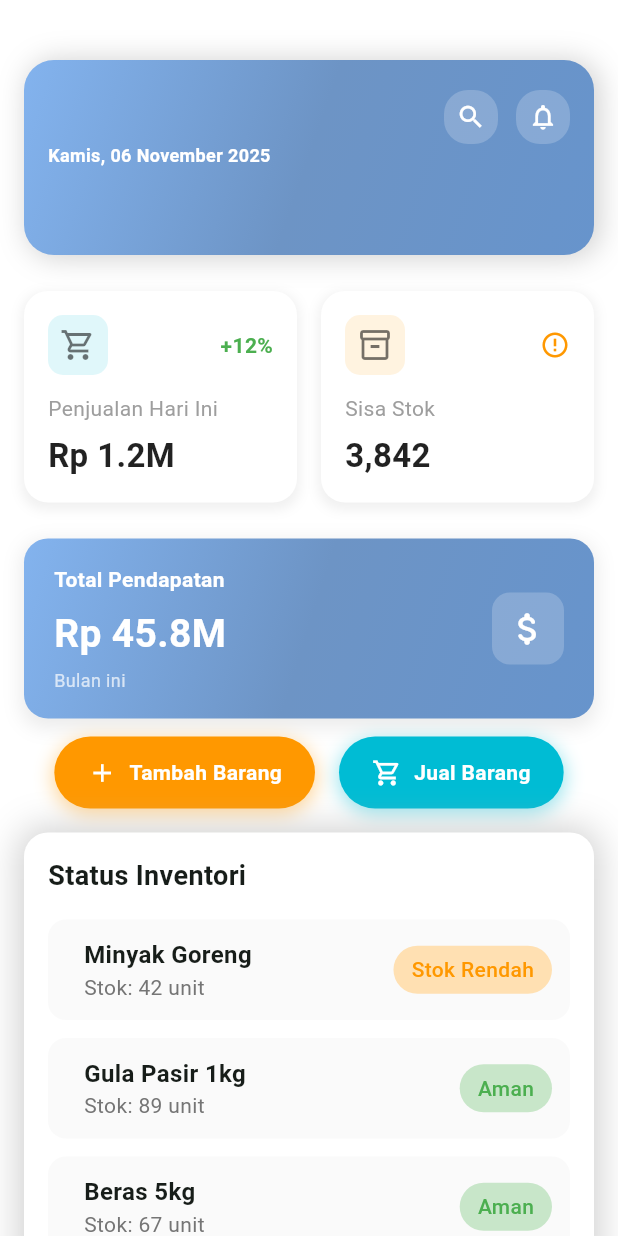
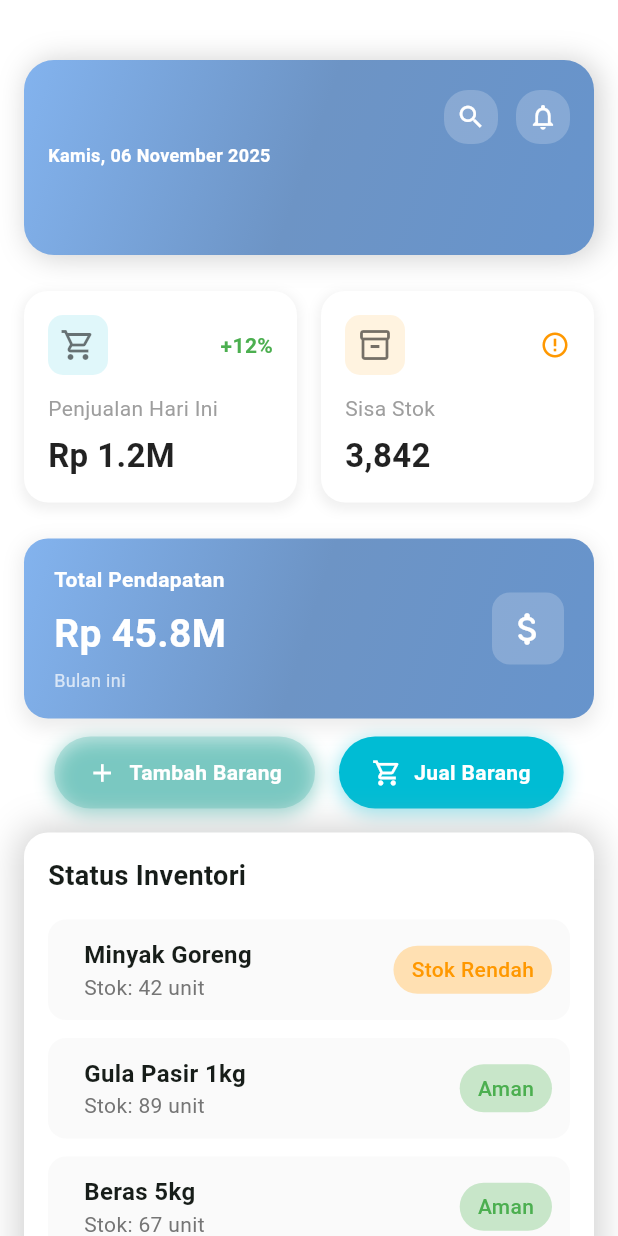
Before and after one commit to yogaperdana2308/E-Nventory, a Flutter app: the HomePageProject screen opened by its route, on a phone screen of 412 x 824 dp. Run offline on Flutter 3.47's test engine with Material 3 defaults, Android fonts, the phone set to English and light mode, and no system bars; our stand-ins replace curved_navigation_bar, fluttertoast, shared_preferences, sqflite; accounts and stored records are empty.

Commit message:
abis ganti warna tombol tambah item

```diff
--- a/lib/view/home_screen.dart
+++ b/lib/view/home_screen.dart
@@ -261,11 +261,11 @@ class _HomePageProjectState extends State<HomePageProject> {
               SizedBox(height: 12),
               Row(
                 mainAxisAlignment: MainAxisAlignment.center,
-                children: const [
+                children: [
                   tambahJualButton(
                     label: "Tambah Barang",
                     icon: Icons.add,
-                    color: Color(0xFFFF9800), // oranye
+                    color: Colors.teal.withOpacity(0.2), // oranye
                     tujuan: InputItem(),
                   ),
                   SizedBox(width: 16),
```
